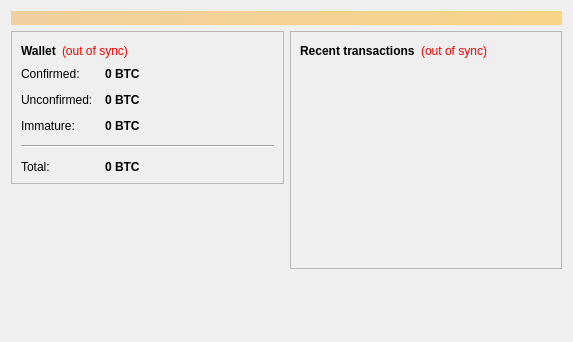
Qt form src/qt/forms/overviewpage.ui (neoscoin/neos-classic) before a commit.
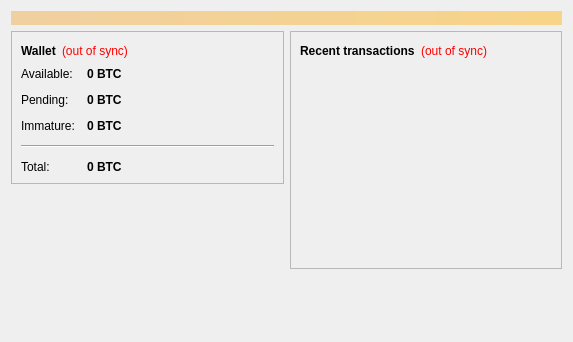
The same form after that commit.

Commit message: Qt: Verbage - Confirmed/Unconfirmed -> Available/Pending

The edit to the form file:
```diff
--- a/src/qt/forms/overviewpage.ui
+++ b/src/qt/forms/overviewpage.ui
@@ -103,7 +103,7 @@
             <item row="0" column="0">
              <widget class="QLabel" name="label">
               <property name="text">
-               <string>Confirmed:</string>
+               <string>Available:</string>
               </property>
              </widget>
             </item>
@@ -132,7 +132,7 @@
             <item row="1" column="0">
              <widget class="QLabel" name="label_3">
               <property name="text">
-               <string>Unconfirmed:</string>
+               <string>Pending:</string>
               </property>
              </widget>
             </item>
```
